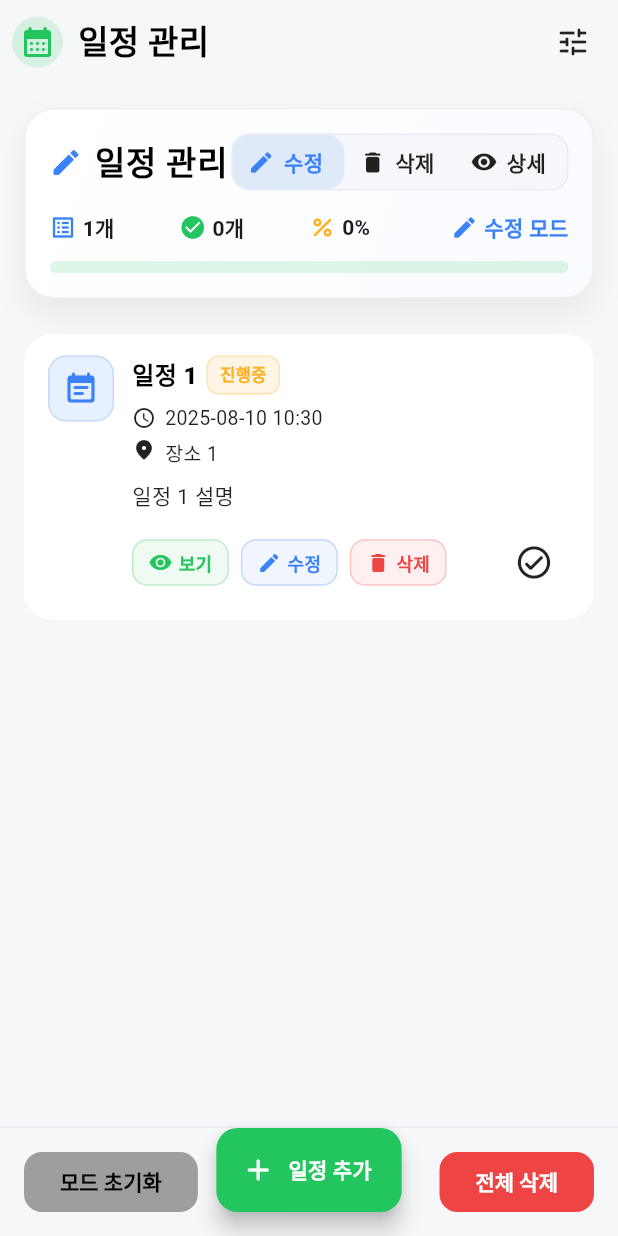
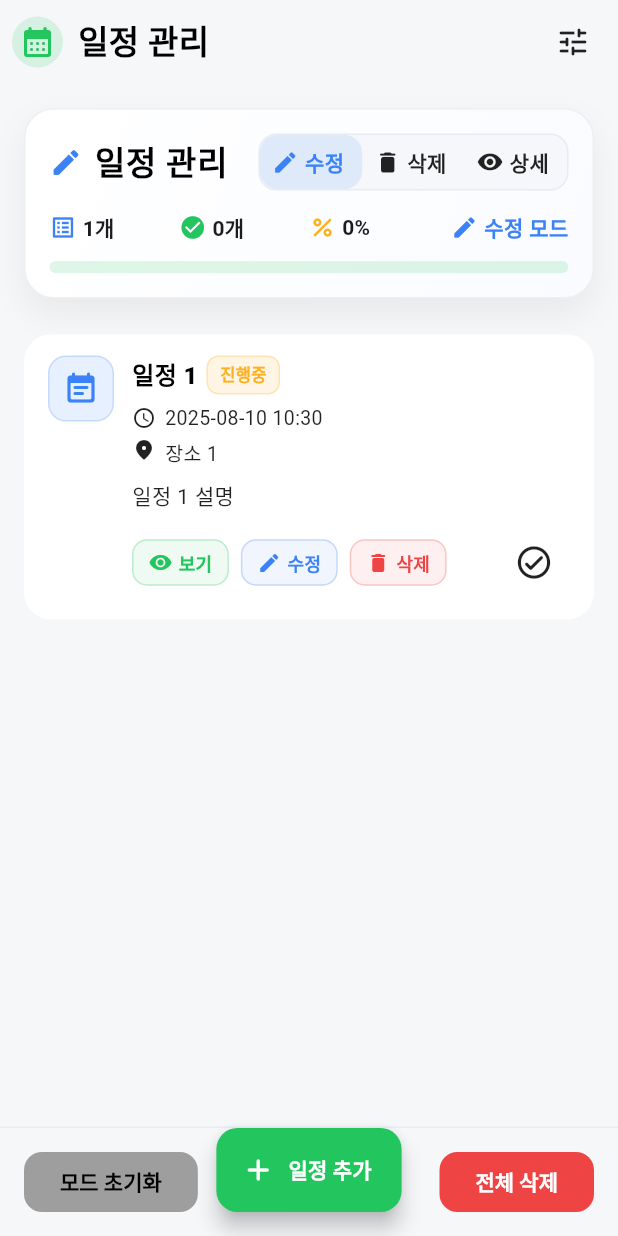
Before and after one commit to getplay0131/--APP--Review_Project_Personal_Calendar_Management, a Flutter app: the screen it shows after launch, after a tap on "수정", on a phone screen of 412 x 824 dp. Run offline on Flutter 3.47's test engine with Material 3 defaults, Android fonts, the phone set to English and light mode, and no system bars; our stand-ins replace shared_preferences.

Commit message:
25.08.10 1st check

```diff
--- a/lib/screen/home_screen.dart
+++ b/lib/screen/home_screen.dart
@@ -662,6 +662,7 @@ class _HomeScreenState extends State<HomeScreen> with TickerProviderStateMixin {
               : const Color(0xFFE7ECF3),
         ),
       ),
+      child: Expanded(
         child: Row(
           children: items.map((e) {
             final isActive = e.$4;
@@ -684,7 +685,7 @@ class _HomeScreenState extends State<HomeScreen> with TickerProviderStateMixin {
               borderRadius: BorderRadius.circular(12),
               child: AnimatedContainer(
                 duration: const Duration(milliseconds: 200),
-              padding: const EdgeInsets.symmetric(horizontal: 10, vertical: 8),
+                padding: const EdgeInsets.symmetric(horizontal: 8, vertical: 8),
                 decoration: BoxDecoration(
                   color: isActive ? e.$3.withOpacity(0.12) : Colors.transparent,
                   borderRadius: BorderRadius.circular(12),
@@ -692,7 +693,7 @@ class _HomeScreenState extends State<HomeScreen> with TickerProviderStateMixin {
                 child: Row(
                   children: [
                     Icon(e.$2, size: 18, color: isActive ? e.$3 : _muted),
-                  const SizedBox(width: 6),
+                    const SizedBox(width: 4),
                     Text(
                       e.$1,
                       style: TextStyle(
@@ -706,6 +707,7 @@ class _HomeScreenState extends State<HomeScreen> with TickerProviderStateMixin {
               ),
             );
           }).toList(),
+        ),
       ),
     );
   }
```
Lines whose indentation alone changed are shown as unchanged.
